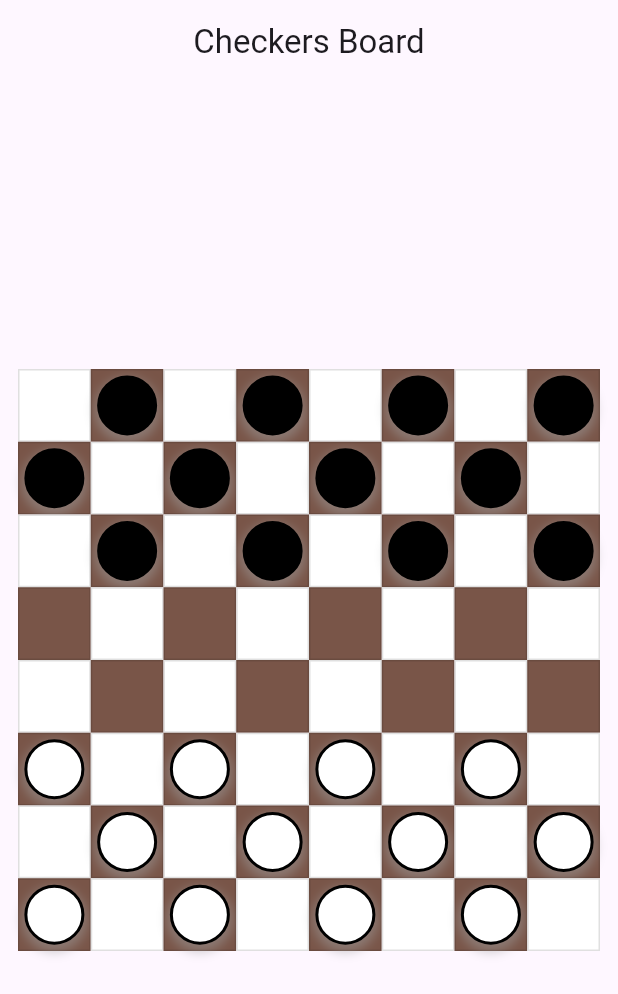
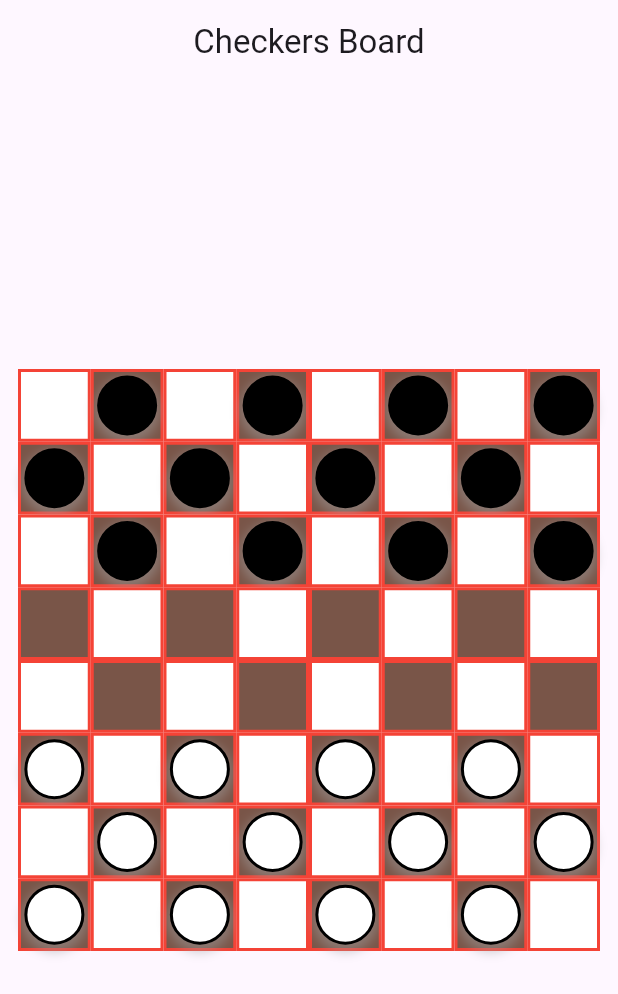
Before and after one commit to ushanvidu/Checkers_Game, a Flutter app: the screen it shows after launch, on a phone screen of 412 x 824 dp. Shown: the top 994 px of the screen. Run offline on Flutter 3.47's test engine with Material 3 defaults, Android fonts, the light colour scheme and no system bars.

Commit message:
add colors to cell

```diff
--- a/lib/models/Board.dart
+++ b/lib/models/Board.dart
@@ -64,4 +64,5 @@ class Board {
       fromSquare.clearPiece();
     }
   }
+
 }
--- a/lib/widgets/board_widget.dart
+++ b/lib/widgets/board_widget.dart
@@ -1,17 +1,23 @@
+import 'package:flutter/material.dart';
+import '../models/Board.dart';
+import '../models/Square.dart';
 
-import 'package:flutter/material.dart';
-import '../models/Square.dart';
-import '../models/Board.dart';
-
-class BoardWidget extends StatelessWidget {
+class BoardWidget extends StatefulWidget {
   final Board board;
 
   const BoardWidget({Key? key, required this.board}) : super(key: key);
 
   @override
+  State<BoardWidget> createState() => _BoardWidgetState();
+}
+
+class _BoardWidgetState extends State<BoardWidget> {
+  Square? selectedSquare; // currently selected square
+
+  @override
   Widget build(BuildContext context) {
     return AspectRatio(
-      aspectRatio: 1.0, // ensures board is always square
+      aspectRatio: 1.0,
       child: GridView.builder(
         physics: const NeverScrollableScrollPhysics(),
         gridDelegate: const SliverGridDelegateWithFixedCrossAxisCount(
@@ -21,19 +27,45 @@ class BoardWidget extends StatelessWidget {
         itemBuilder: (context, index) {
           final int row = index ~/ Board.size;
           final int col = index % Board.size;
-          final Square square = board.grid[row][col];
+          final Square square = widget.board.grid[row][col];
 
-          return Container(
-            decoration: BoxDecoration(
-              color: square.squareColor,
-              border: Border.all(color: Colors.black12),
-            ),
-            child: Center(
-              child: square.piece, // if null → shows empty square
+          // Check if this is the selected square
+          bool isSelected = selectedSquare == square;
+
+          return GestureDetector(
+            onTap: () => _onSquareTap(square),
+            child: Container(
+              decoration: BoxDecoration(
+                color: _getSquareColor(square, isSelected),
+                border: Border.all(color: Colors.red, width: 2.0),
+              ),
+              child: Center(
+                child: square.piece,
+              ),
             ),
           );
         },
       ),
     );
   }
+
+  // Highlight selected square
+  Color _getSquareColor(Square square, bool isSelected) {
+    if (isSelected) {
+      return Colors.yellowAccent.withOpacity(0.5);
+    }
+    return square.squareColor;
+  }
+
+  void _onSquareTap(Square square) {
+    setState(() {
+      // if already selected → deselect
+      if (selectedSquare == square) {
+        selectedSquare = null;
+      } else {
+        selectedSquare = square;
+      }
+    });
+    debugPrint('Selected Square: Row ${square.row}, Column ${square.column}');
+  }
 }
```
